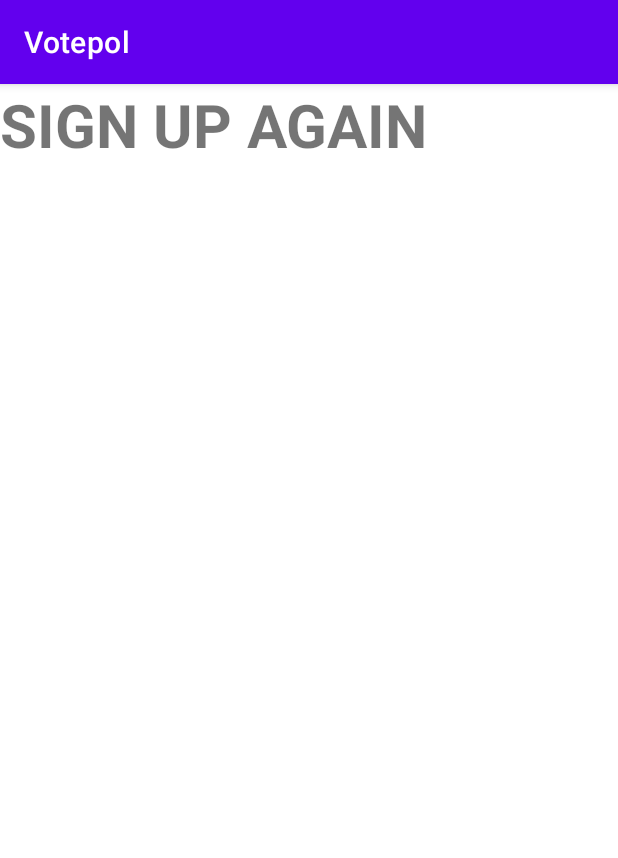
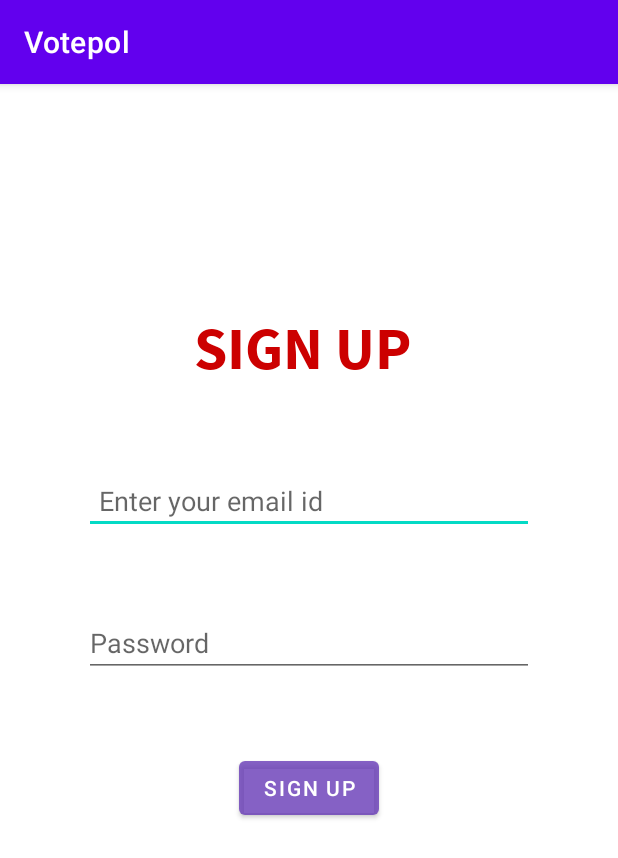
Before and after one commit to snehalgore1/Votepol, an Android app: the screen it shows after launch (MainActivity), on a phone screen of 412 x 824 dp. Shown: the top 858 px of the screen. Run offline under Robolectric (Android 15) with nearby library versions, the phone set to English and light mode, and no system bars.

Commit message:
sign up UI design1

```diff
--- a/app/src/main/res/layout/activity_main.xml
+++ b/app/src/main/res/layout/activity_main.xml
@@ -4,30 +4,56 @@
     xmlns:tools="http://schemas.android.com/tools"
     android:layout_width="match_parent"
     android:layout_height="match_parent"
-    tools:context=".MainActivity">
+    tools:context=".MainActivity"
+    android:orientation="vertical"
+    >
 
     <TextView
         android:layout_width="wrap_content"
         android:layout_height="wrap_content"
-        android:text="Sign up again"
+        android:fontFamily="@font/source_sans_pro_bold"
+        android:text="Sign up "
         android:textAllCaps="true"
+        android:textColor="@android:color/holo_red_dark"
         android:textSize="40sp"
         android:textStyle="bold"
-        android:fontFamily="sans-serif">
+        android:layout_gravity="center"
+        android:layout_marginTop="150dp"
+        >
 
     </TextView>
 
+    <EditText
+        android:id="@+id/editTextTextEmailAddress"
+        android:layout_width="300dp"
+        android:layout_height="wrap_content"
 
+        android:hint="Enter your email id"
+        android:layout_gravity="center"
+        android:layout_marginTop="50dp"
+        android:padding="10dp"
+        android:inputType="textEmailAddress" />
 
+    <EditText
+        android:id="@+id/editTextTextPassword"
+        android:layout_width="300dp"
+        android:layout_height="wrap_content"
+        android:layout_gravity="center"
+        android:layout_marginTop="50dp"
+        android:ems="10"
+        android:hint="Password"
+        android:inputType="textPassword" />
 
+    <Button
+        android:layout_width="wrap_content"
+        android:layout_height="wrap_content"
+        android:layout_gravity="center"
+        android:layout_marginTop="50dp"
+        android:text="Sign Up"
+        app:backgroundTint="#CC673AB7"
 
+        >
 
+    </Button>
 
-
-
-
-
-
-
-
-    </LinearLayout>
+</LinearLayout>
```
Also changed, not shown: app/src/main/res/font/source_sans_pro_bold.ttf (added).
